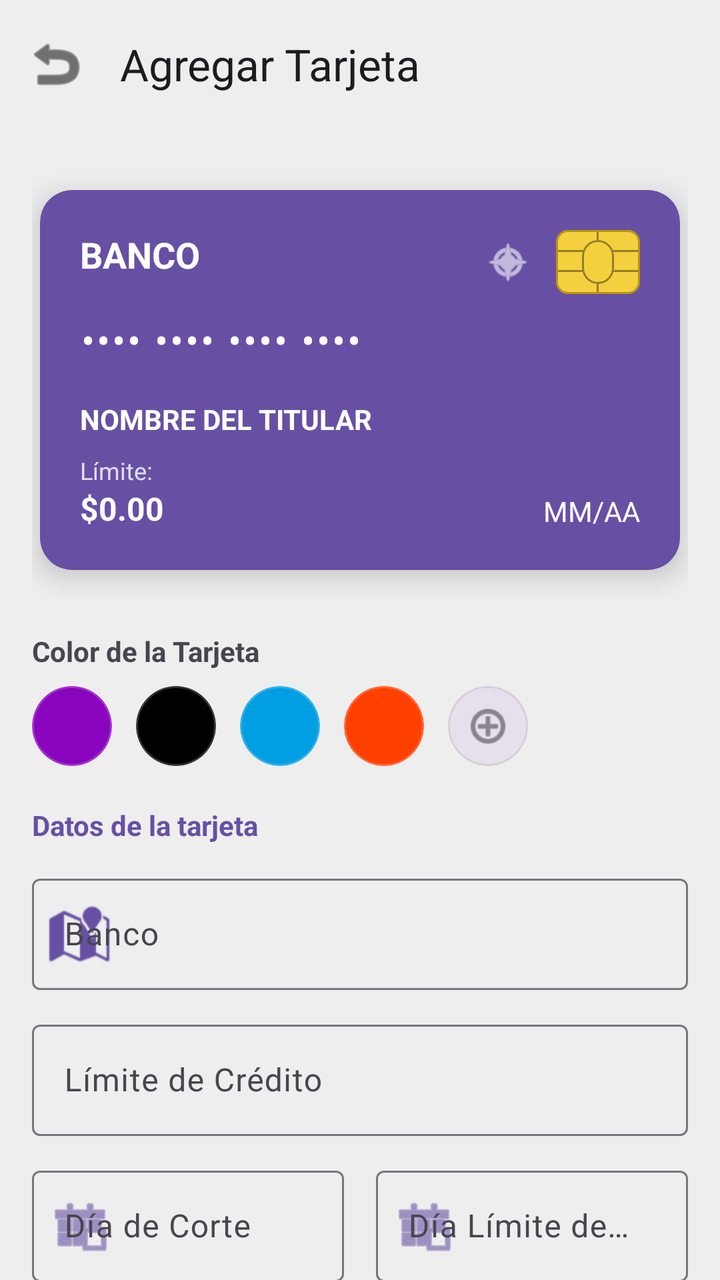
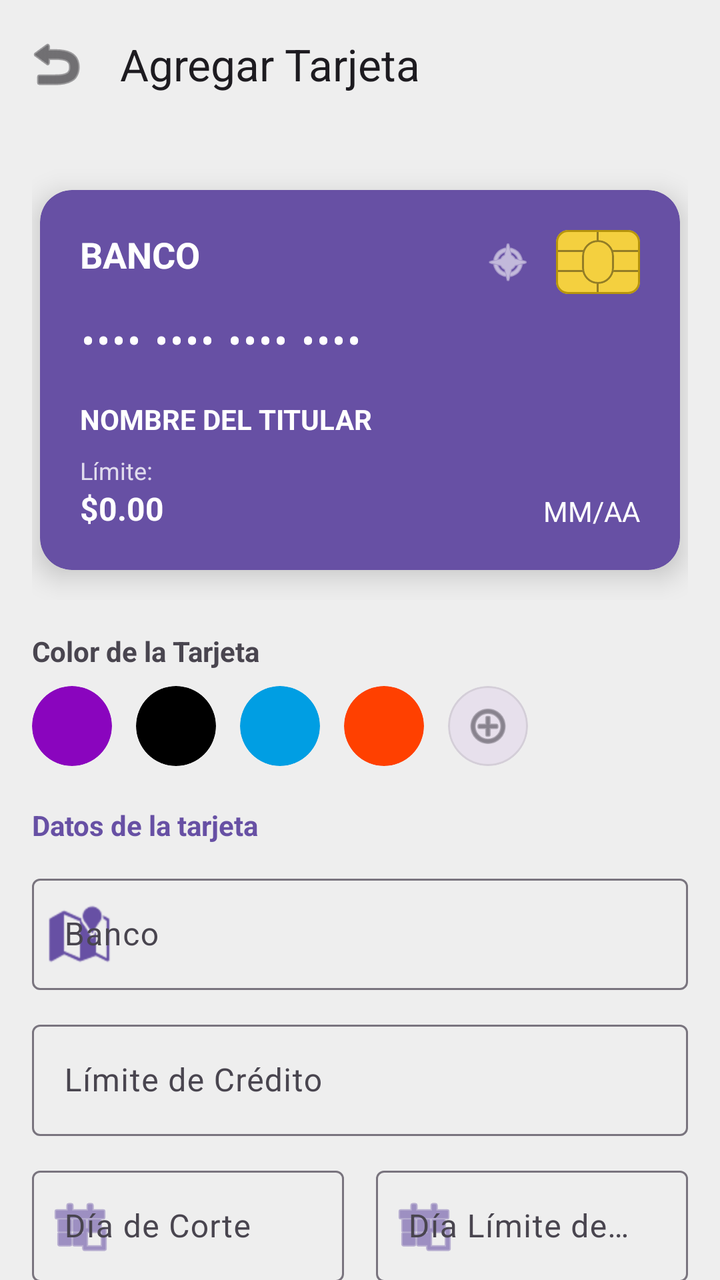

The first picture is an Android layout as it rendered before a commit; the second is the same layout after the commit. The layout source and the unified diff follow.
<!-- AndroidManifest.xml: application theme Theme.CreditSync -->
<!-- res/layout/activity_add_tarjeta.xml -->
<?xml version="1.0" encoding="utf-8"?>
<LinearLayout
    xmlns:android="http://schemas.android.com/apk/res/android"
    xmlns:app="http://schemas.android.com/apk/res-auto"
    xmlns:tools="http://schemas.android.com/tools"
    android:layout_width="match_parent"
    android:layout_height="match_parent"
    android:orientation="vertical"
    android:background="?attr/colorSurface">

    <com.google.android.material.appbar.MaterialToolbar
        android:id="@+id/toolbarAdd"
        android:layout_width="match_parent"
        android:layout_height="?attr/actionBarSize"
        android:background="@android:color/transparent"
        app:titleTextColor="?attr/colorOnSurface"
        app:navigationIcon="@android:drawable/ic_menu_revert"
        app:navigationIconTint="?attr/colorOnSurface"
        app:title="Agregar Tarjeta" />

    
    <LinearLayout
        android:layout_width="match_parent"
        android:layout_height="wrap_content"
        android:orientation="vertical"
        android:padding="16dp">

        <FrameLayout
            android:layout_width="match_parent"
            android:layout_height="220dp"
            android:layout_marginBottom="16dp">

            
            <com.google.android.material.card.MaterialCardView
                android:id="@+id/cardFrente"
                android:layout_width="320dp"
                android:layout_height="190dp"
                android:layout_gravity="center"
                app:cardBackgroundColor="?attr/colorPrimary"
                app:cardCornerRadius="16dp"
                app:cardElevation="8dp"
                app:strokeWidth="0dp">

                <androidx.constraintlayout.widget.ConstraintLayout
                    android:layout_width="match_parent"
                    android:layout_height="match_parent"
                    android:padding="20dp">

                    <TextView
                        android:id="@+id/tvPreviewBanco"
                        android:layout_width="wrap_content"
                        android:layout_height="wrap_content"
                        android:text="BANCO"
                        android:textColor="#FFFFFF"
                        android:textSize="18sp"
                        android:textStyle="bold"
                        app:layout_constraintStart_toStartOf="parent"
                        app:layout_constraintTop_toTopOf="parent" />

                    
                    <com.google.android.material.card.MaterialCardView
                        android:id="@+id/chipSimulado"
                        android:layout_width="42dp"
                        android:layout_height="32dp"
                        app:cardBackgroundColor="#F4D03F"
                        app:cardCornerRadius="6dp"
                        app:strokeWidth="1dp"
                        app:strokeColor="#B7950B"
                        app:layout_constraintEnd_toEndOf="parent"
                        app:layout_constraintTop_toTopOf="parent">
                        <RelativeLayout
                            android:layout_width="match_parent"
                            android:layout_height="match_parent">
                            <View android:layout_width="match_parent" android:layout_height="1dp" android:background="#66000000" android:layout_marginTop="10dp" />
                            <View android:layout_width="match_parent" android:layout_height="1dp" android:background="#66000000" android:layout_marginTop="20dp" />
                            <View android:layout_width="1dp" android:layout_height="match_parent" android:background="#66000000" android:layout_centerHorizontal="true" />
                            <com.google.android.material.card.MaterialCardView
                                android:layout_width="16dp"
                                android:layout_height="22dp"
                                android:layout_centerInParent="true"
                                app:cardBackgroundColor="#F4D03F"
                                app:strokeWidth="1dp"
                                app:strokeColor="#66000000"
                                app:cardCornerRadius="8dp" />
                        </RelativeLayout>
                    </com.google.android.material.card.MaterialCardView>

                    
                    <ImageView
                        android:id="@+id/ivContactless"
                        android:layout_width="24dp"
                        android:layout_height="24dp"
                        android:src="@android:drawable/ic_menu_compass"
                        app:tint="#FFFFFF"
                        android:layout_marginEnd="12dp"
                        app:layout_constraintEnd_toStartOf="@+id/chipSimulado"
                        app:layout_constraintTop_toTopOf="@+id/chipSimulado"
                        app:layout_constraintBottom_toBottomOf="@+id/chipSimulado" />

                    <TextView
                        android:id="@+id/tvPreviewNumero"
                        android:layout_width="match_parent"
                        android:layout_height="wrap_content"
                        android:text="•••• •••• •••• ••••"
                        android:textColor="#FFFFFF"
                        android:textSize="20sp"
                        android:letterSpacing="0.05"
                        app:layout_constraintBottom_toTopOf="@+id/tvPreviewNombre"
                        app:layout_constraintTop_toBottomOf="@+id/tvPreviewBanco" />

                    <TextView
                        android:id="@+id/tvPreviewNombre"
                        android:layout_width="wrap_content"
                        android:layout_height="wrap_content"
                        android:text="NOMBRE DEL TITULAR"
                        android:textColor="#FFFFFF"
                        android:textStyle="bold"
                        android:textAllCaps="true"
                        android:layout_marginBottom="8dp"
                        app:layout_constraintBottom_toTopOf="@+id/tvPreviewLimiteEtiqueta"
                        app:layout_constraintStart_toStartOf="parent" />

                    <TextView
                        android:id="@+id/tvPreviewLimiteEtiqueta"
                        android:layout_width="wrap_content"
                        android:layout_height="wrap_content"
                        android:text="Límite:"
                        android:textColor="#FFFFFF"
                        android:textSize="12sp"
                        android:alpha="0.8"
                        app:layout_constraintBottom_toTopOf="@+id/tvPreviewLimiteValor"
                        app:layout_constraintStart_toStartOf="parent" />

                    <TextView
                        android:id="@+id/tvPreviewLimiteValor"
                        android:layout_width="wrap_content"
                        android:layout_height="wrap_content"
                        android:text="$0.00"
                        android:textColor="#FFFFFF"
                        android:textSize="16sp"
                        android:textStyle="bold"
                        app:layout_constraintBottom_toBottomOf="parent"
                        app:layout_constraintStart_toStartOf="parent" />

                    <TextView
                        android:id="@+id/tvPreviewFecha"
                        android:layout_width="wrap_content"
                        android:layout_height="wrap_content"
                        android:text="MM/AA"
                        android:textColor="#FFFFFF"
                        app:layout_constraintBottom_toBottomOf="parent"
                        app:layout_constraintEnd_toEndOf="parent" />
                </androidx.constraintlayout.widget.ConstraintLayout>
            </com.google.android.material.card.MaterialCardView>

            
            <com.google.android.material.card.MaterialCardView
                android:id="@+id/cardAtras"
                android:layout_width="320dp"
                android:layout_height="190dp"
                android:layout_gravity="center"
                android:visibility="gone"
                app:cardBackgroundColor="?attr/colorPrimary"
                app:cardCornerRadius="16dp"
                app:cardElevation="8dp"
                app:strokeWidth="0dp">
                <LinearLayout
                    android:layout_width="match_parent"
                    android:layout_height="match_parent"
                    android:orientation="vertical"
                    android:paddingTop="24dp">

                    <View android:layout_width="match_parent" android:layout_height="40dp" android:background="#222222" />

                    <LinearLayout
                        android:layout_width="match_parent"
                        android:layout_height="40dp"
                        android:layout_marginTop="16dp"
                        android:layout_marginHorizontal="16dp"
                        android:background="#DDDDDD"
                        android:gravity="center_vertical|end"
                        android:paddingEnd="12dp">
                        <TextView
                            android:id="@+id/tvPreviewCvc"
                            android:layout_width="wrap_content"
                            android:layout_height="wrap_content"
                            android:text="•••"
                            android:textColor="#000000"
                            android:textStyle="bold"
                            android:textSize="18sp" />
                    </LinearLayout>

                    <LinearLayout
                        android:layout_width="match_parent"
                        android:layout_height="wrap_content"
                        android:orientation="horizontal"
                        android:layout_marginTop="16dp"
                        android:layout_marginHorizontal="20dp"
                        android:baselineAligned="false">
                        <LinearLayout
                            android:layout_width="0dp"
                            android:layout_height="wrap_content"
                            android:layout_weight="1"
                            android:orientation="vertical">
                            <TextView android:layout_width="wrap_content" android:layout_height="wrap_content" android:text="Día de Corte" android:textColor="#FFFFFF" android:textSize="10sp" android:alpha="0.7"/>
                            <TextView android:id="@+id/tvPreviewCorte" android:layout_width="wrap_content" android:layout_height="wrap_content" android:text="--" android:textColor="#FFFFFF" android:textStyle="bold" android:textSize="14sp"/>
                        </LinearLayout>
                        <LinearLayout
                            android:layout_width="0dp"
                            android:layout_height="wrap_content"
                            android:layout_weight="1"
                            android:orientation="vertical"
                            android:gravity="end">
                            <TextView android:layout_width="wrap_content" android:layout_height="wrap_content" android:text="Día Límite de Pago" android:textColor="#FFFFFF" android:textSize="10sp" android:alpha="0.7"/>
                            <TextView android:id="@+id/tvPreviewPago" android:layout_width="wrap_content" android:layout_height="wrap_content" android:text="--" android:textColor="#FFFFFF" android:textStyle="bold" android:textSize="14sp"/>
                        </LinearLayout>
                    </LinearLayout>
                </LinearLayout>
            </com.google.android.material.card.MaterialCardView>
        </FrameLayout>

        <TextView
            android:layout_width="wrap_content"
            android:layout_height="wrap_content"
            android:text="Color de la Tarjeta"
            android:textStyle="bold"
            android:layout_marginBottom="8dp"/>

        <HorizontalScrollView
            android:layout_width="match_parent"
            android:layout_height="wrap_content"
            android:scrollbars="none">
            <LinearLayout
                android:layout_width="wrap_content"
                android:layout_height="wrap_content"
                android:orientation="horizontal"
                android:gravity="center_vertical"
                android:paddingBottom="4dp">
                <com.google.android.material.card.MaterialCardView android:id="@+id/colorNu" android:layout_width="40dp" android:layout_height="40dp" android:layout_marginEnd="12dp" app:cardBackgroundColor="#8A05BE" app:cardCornerRadius="20dp" app:strokeWidth="1dp" app:strokeColor="#33FFFFFF"/>
                <com.google.android.material.card.MaterialCardView android:id="@+id/colorKlar" android:layout_width="40dp" android:layout_height="40dp" android:layout_marginEnd="12dp" app:cardBackgroundColor="#000000" app:cardCornerRadius="20dp" app:strokeWidth="1dp" app:strokeColor="#33FFFFFF"/>
                <com.google.android.material.card.MaterialCardView android:id="@+id/colorMp" android:layout_width="40dp" android:layout_height="40dp" android:layout_marginEnd="12dp" app:cardBackgroundColor="#009EE3" app:cardCornerRadius="20dp" app:strokeWidth="1dp" app:strokeColor="#33FFFFFF"/>
                <com.google.android.material.card.MaterialCardView android:id="@+id/colorRappi" android:layout_width="40dp" android:layout_height="40dp" android:layout_marginEnd="12dp" app:cardBackgroundColor="#FF4000" app:cardCornerRadius="20dp" app:strokeWidth="1dp" app:strokeColor="#33FFFFFF"/>
                <com.google.android.material.card.MaterialCardView
                    android:id="@+id/btnColorCustom"
                    android:layout_width="40dp"
                    android:layout_height="40dp"
                    android:layout_marginEnd="12dp"
                    app:cardBackgroundColor="?attr/colorSurfaceVariant"
                    app:cardCornerRadius="20dp"
                    app:strokeWidth="1dp"
                    app:strokeColor="#33888888">
                    <ImageView
                        android:layout_width="24dp"
                        android:layout_height="24dp"
                        android:layout_gravity="center"
                        android:src="@android:drawable/ic_menu_add"
                        app:tint="?attr/colorOnSurfaceVariant" />
                </com.google.android.material.card.MaterialCardView>
            </LinearLayout>
        </HorizontalScrollView>
    </LinearLayout>

    
    <ScrollView
        android:layout_width="match_parent"
        android:layout_height="0dp"
        android:layout_weight="1"
        android:scrollbars="none"
        android:clipToPadding="false">

        <LinearLayout
            android:layout_width="match_parent"
            android:layout_height="wrap_content"
            android:orientation="vertical"
            android:paddingHorizontal="16dp"
            android:paddingBottom="16dp">

            <TextView
                android:layout_width="wrap_content"
                android:layout_height="wrap_content"
                android:text="Datos de la tarjeta"
                android:textStyle="bold"
                android:textColor="?attr/colorPrimary"
                android:layout_marginBottom="12dp"/>

            <com.google.android.material.textfield.TextInputLayout
                android:id="@+id/tilBanco"
                android:layout_width="match_parent"
                android:layout_height="wrap_content"
                android:hint="Banco"
                app:startIconDrawable="@android:drawable/ic_dialog_map"
                app:startIconTint="?attr/colorPrimary"
                android:layout_marginBottom="12dp">
                <com.google.android.material.textfield.TextInputEditText
                    android:id="@+id/etBanco"
                    android:layout_width="match_parent"
                    android:layout_height="wrap_content"
                    android:inputType="textCapWords" />
            </com.google.android.material.textfield.TextInputLayout>

            <com.google.android.material.textfield.TextInputLayout
                android:id="@+id/tilLimite"
                android:layout_width="match_parent"
                android:layout_height="wrap_content"
                android:hint="Límite de Crédito"
                android:layout_marginBottom="12dp">
                <com.google.android.material.textfield.TextInputEditText
                    android:id="@+id/etLimite"
                    android:layout_width="match_parent"
                    android:layout_height="wrap_content"
                    android:inputType="number" />
            </com.google.android.material.textfield.TextInputLayout>

            <LinearLayout
                android:layout_width="match_parent"
                android:layout_height="wrap_content"
                android:orientation="horizontal"
                android:layout_marginBottom="24dp">
                <com.google.android.material.textfield.TextInputLayout
                    android:id="@+id/tilDiaCorte"
                    android:layout_width="0dp"
                    android:layout_height="wrap_content"
                    android:layout_weight="1"
                    android:hint="Día de Corte"
                    app:startIconDrawable="@android:drawable/ic_menu_today"
                    app:startIconTint="?attr/colorPrimary"
                    android:layout_marginEnd="8dp">
                    <com.google.android.material.textfield.TextInputEditText
                        android:id="@+id/etDiaCorte"
                        android:layout_width="match_parent"
                        android:layout_height="wrap_content"
                        android:inputType="number"
                        android:maxLength="2" />
                </com.google.android.material.textfield.TextInputLayout>

                <com.google.android.material.textfield.TextInputLayout
                    android:id="@+id/tilDiaPago"
                    android:layout_width="0dp"
                    android:layout_height="wrap_content"
                    android:layout_weight="1"
                    android:hint="Día Límite de Pago"
                    app:startIconDrawable="@android:drawable/ic_menu_today"
                    app:startIconTint="?attr/colorPrimary"
                    android:layout_marginStart="8dp">
                    <com.google.android.material.textfield.TextInputEditText
                        android:id="@+id/etDiaPago"
                        android:layout_width="match_parent"
                        android:layout_height="wrap_content"
                        android:inputType="number"
                        android:maxLength="2" />
                </com.google.android.material.textfield.TextInputLayout>
            </LinearLayout>

            <View android:layout_width="match_parent" android:layout_height="1dp" android:background="#33888888" android:layout_marginBottom="16dp"/>

            <com.google.android.material.textfield.TextInputLayout
                android:id="@+id/tilNumero"
                android:layout_width="match_parent"
                android:layout_height="wrap_content"
                android:hint="Número de Tarjeta"
                app:startIconDrawable="@android:drawable/ic_menu_gallery"
                app:startIconTint="?attr/colorPrimary"
                android:layout_marginBottom="12dp">
                <com.google.android.material.textfield.TextInputEditText
                    android:id="@+id/etNumero"
                    android:layout_width="match_parent"
                    android:layout_height="wrap_content"
                    android:inputType="number"
                    android:maxLength="16" />
            </com.google.android.material.textfield.TextInputLayout>

            <com.google.android.material.textfield.TextInputLayout
                android:id="@+id/tilNombre"
                android:layout_width="match_parent"
                android:layout_height="wrap_content"
                android:hint="Nombre del Titular"
                app:startIconDrawable="@android:drawable/ic_menu_myplaces"
                app:startIconTint="?attr/colorPrimary"
                android:layout_marginBottom="12dp">
                <com.google.android.material.textfield.TextInputEditText
                    android:id="@+id/etNombre"
                    android:layout_width="match_parent"
                    android:layout_height="wrap_content"
                    android:inputType="textCapCharacters" />
            </com.google.android.material.textfield.TextInputLayout>

            <LinearLayout
                android:layout_width="match_parent"
                android:layout_height="wrap_content"
                android:orientation="horizontal"
                android:layout_marginBottom="24dp">
                <com.google.android.material.textfield.TextInputLayout
                    android:id="@+id/tilFecha"
                    android:layout_width="0dp"
                    android:layout_height="wrap_content"
                    android:layout_weight="1"
                    android:hint="Vencimiento"
                    app:startIconDrawable="@android:drawable/ic_menu_today"
                    app:startIconTint="?attr/colorPrimary"
                    android:layout_marginEnd="8dp">
                    <com.google.android.material.textfield.TextInputEditText
                        android:id="@+id/etFecha"
                        android:layout_width="match_parent"
                        android:layout_height="wrap_content"
                        android:inputType="number"
                        android:maxLength="5" />
                </com.google.android.material.textfield.TextInputLayout>

                <com.google.android.material.textfield.TextInputLayout
                    android:id="@+id/tilCvc"
                    android:layout_width="0dp"
                    android:layout_height="wrap_content"
                    android:layout_weight="1"
                    android:hint="CVV"
                    app:startIconDrawable="@android:drawable/ic_lock_idle_lock"
                    app:startIconTint="?attr/colorPrimary"
                    android:layout_marginStart="8dp">
                    <com.google.android.material.textfield.TextInputEditText
                        android:id="@+id/etCvc"
                        android:layout_width="match_parent"
                        android:layout_height="wrap_content"
                        android:inputType="numberPassword"
                        android:maxLength="3" />
                </com.google.android.material.textfield.TextInputLayout>
            </LinearLayout>

            <com.google.android.material.button.MaterialButton
                android:id="@+id/btnGuardar"
                android:layout_width="match_parent"
                android:layout_height="wrap_content"
                android:text="Guardar Tarjeta"
                android:padding="12dp" />

        </LinearLayout>
    </ScrollView>
</LinearLayout>
<!-- resources referenced by this layout -->
<resources>
  <style name="Theme.CreditSync" parent="Base.Theme.CreditSync" />
  <style name="Base.Theme.CreditSync" parent="Theme.Material3.DayNight.NoActionBar">
          
          <item name="colorPrimary">@color/md_theme_light_primary</item>
          <item name="colorOnPrimary">@color/md_theme_light_onPrimary</item>
          
          <item name="android:colorBackground">@color/md_theme_light_background</item>
          <item name="colorSurface">@color/md_theme_light_surface</item>
      </style>
  <color name="md_theme_light_primary">#6750A4</color>
  <color name="md_theme_light_onPrimary">#FFFFFF</color>
  <color name="md_theme_light_background">#FDFBFF</color>
  <color name="md_theme_light_surface">#EEEEEE</color>
</resources>

<!-- the commit's change to res/layout/activity_add_tarjeta.xml (unified diff, before → after) -->
@@ -236,10 +236,14 @@
                 android:orientation="horizontal"
                 android:gravity="center_vertical"
                 android:paddingBottom="4dp">
-                <com.google.android.material.card.MaterialCardView android:id="@+id/colorNu" android:layout_width="40dp" android:layout_height="40dp" android:layout_marginEnd="12dp" app:cardBackgroundColor="#8A05BE" app:cardCornerRadius="20dp" app:strokeWidth="1dp" app:strokeColor="#33FFFFFF"/>
-                <com.google.android.material.card.MaterialCardView android:id="@+id/colorKlar" android:layout_width="40dp" android:layout_height="40dp" android:layout_marginEnd="12dp" app:cardBackgroundColor="#000000" app:cardCornerRadius="20dp" app:strokeWidth="1dp" app:strokeColor="#33FFFFFF"/>
-                <com.google.android.material.card.MaterialCardView android:id="@+id/colorMp" android:layout_width="40dp" android:layout_height="40dp" android:layout_marginEnd="12dp" app:cardBackgroundColor="#009EE3" app:cardCornerRadius="20dp" app:strokeWidth="1dp" app:strokeColor="#33FFFFFF"/>
-                <com.google.android.material.card.MaterialCardView android:id="@+id/colorRappi" android:layout_width="40dp" android:layout_height="40dp" android:layout_marginEnd="12dp" app:cardBackgroundColor="#FF4000" app:cardCornerRadius="20dp" app:strokeWidth="1dp" app:strokeColor="#33FFFFFF"/>
+
+                
+                <com.google.android.material.card.MaterialCardView android:id="@+id/colorNu" android:layout_width="40dp" android:layout_height="40dp" android:layout_marginEnd="12dp" app:cardBackgroundColor="#8A05BE" app:cardCornerRadius="20dp" app:strokeWidth="0dp"/>
+                <com.google.android.material.card.MaterialCardView android:id="@+id/colorKlar" android:layout_width="40dp" android:layout_height="40dp" android:layout_marginEnd="12dp" app:cardBackgroundColor="#000000" app:cardCornerRadius="20dp" app:strokeWidth="0dp"/>
+                <com.google.android.material.card.MaterialCardView android:id="@+id/colorMp" android:layout_width="40dp" android:layout_height="40dp" android:layout_marginEnd="12dp" app:cardBackgroundColor="#009EE3" app:cardCornerRadius="20dp" app:strokeWidth="0dp"/>
+                <com.google.android.material.card.MaterialCardView android:id="@+id/colorRappi" android:layout_width="40dp" android:layout_height="40dp" android:layout_marginEnd="12dp" app:cardBackgroundColor="#FF4000" app:cardCornerRadius="20dp" app:strokeWidth="0dp"/>
+
+                
                 <com.google.android.material.card.MaterialCardView
                     android:id="@+id/btnColorCustom"
                     android:layout_width="40dp"
